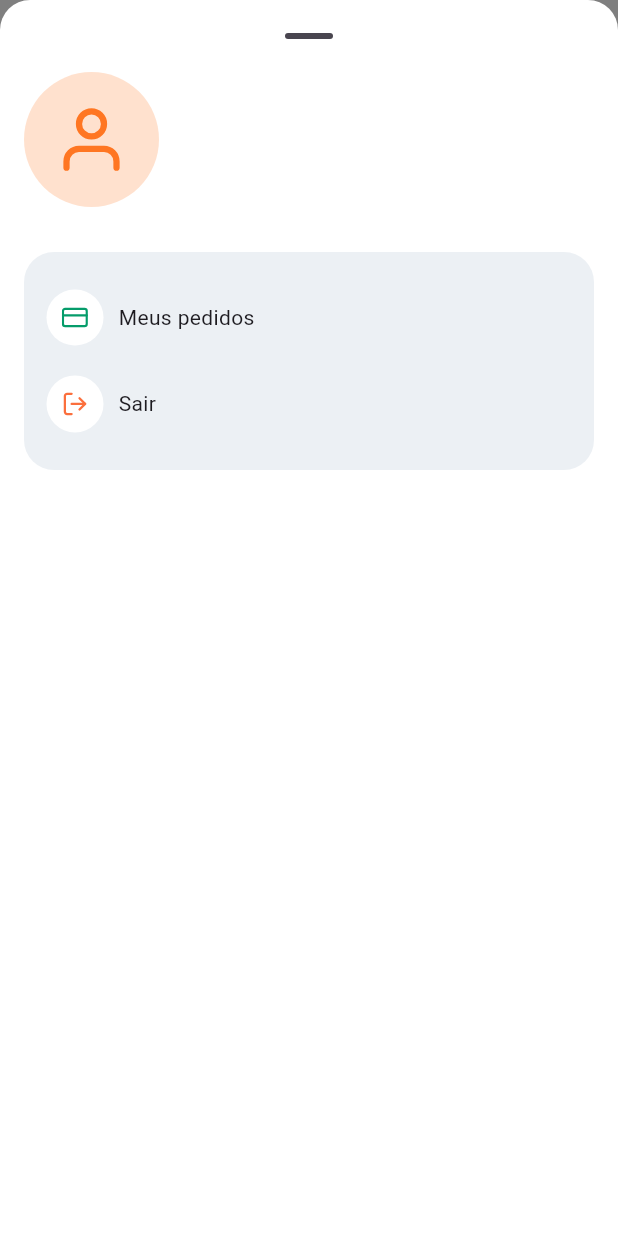
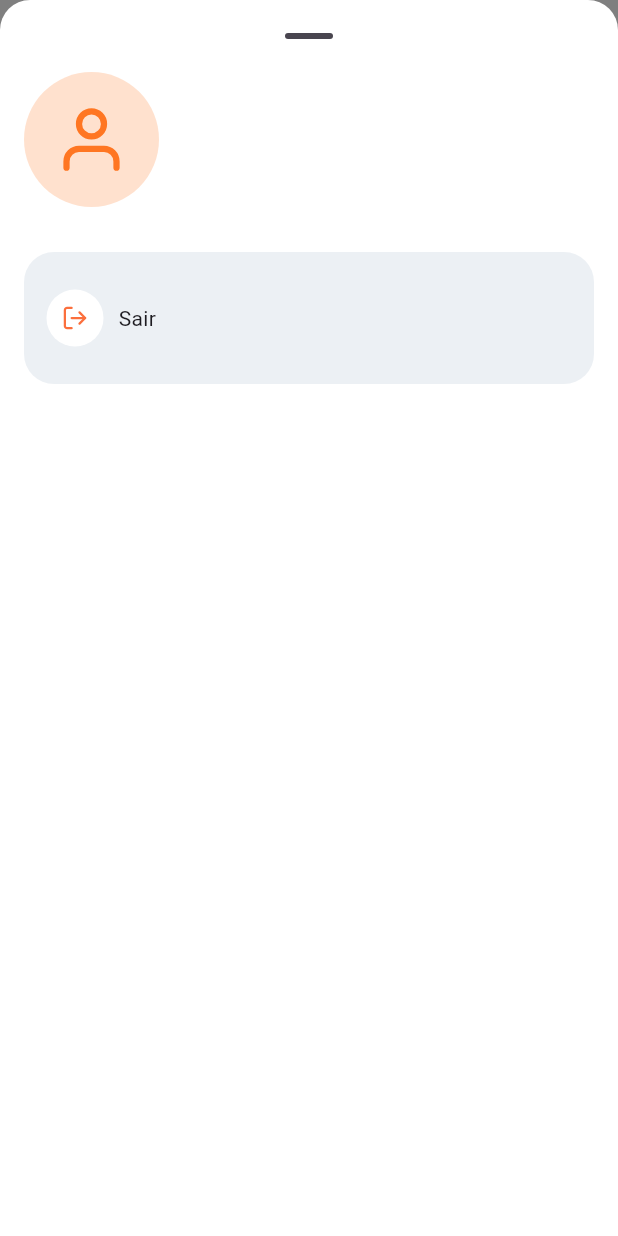
Before and after one commit to CzR21/project_mobile, a Flutter app: the HomePage screen opened by its route, after a tap on an icon or button, on a phone screen of 412 x 824 dp. Run offline on Flutter 3.47's test engine with Material 3 defaults, Android fonts, the phone set to English and light mode, and no system bars; our stand-ins replace bloc, cloud_firestore, dio, firebase_auth, firebase_core, flutter_bloc and 2 more; accounts and stored records are empty.

Commit message:
feat: finalização do pedido

```diff
--- a/lib/config/app_assets.dart
+++ b/lib/config/app_assets.dart
@@ -2,6 +2,7 @@ class AppAssets{
 
     static const String _imagesPath = "assets/images";
     static const String _iconsPath = "assets/icons";
+    static const String _gifsPath = "assets/gifs";
 
     //Images
     static const String boloImage = "$_imagesPath/doces.svg";
@@ -11,6 +12,7 @@ class AppAssets{
     static const String bebidasImage = "$_imagesPath/bebidas.svg";
     static const String pizzaImage = "$_imagesPath/pizza.svg";
     static const String sorveteImage = "$_imagesPath/sorvete.svg";
+    static const String pedidoConcluidoImage = "$_imagesPath/pedido_concluido.svg";
 
     //Icons
     static const String arrowBackIcon = "$_iconsPath/Arrow_back.svg";
@@ -56,4 +58,7 @@ class AppAssets{
     static const String successIcon = "$_iconsPath/success.svg";
     static const String warningIcon = "$_iconsPath/warning.svg";
     static const String errorIcon = "$_iconsPath/error.svg";
+
+    //GIFs
+    static const String loadingGif = "$_gifsPath/loading.gif";
 }
--- a/lib/config/app_routes.dart
+++ b/lib/config/app_routes.dart
@@ -5,6 +5,7 @@ import 'package:project_mobile/pages/home/home_page.dart';
 import 'package:project_mobile/pages/login/cadastro_page.dart';
 import 'package:project_mobile/pages/login/esqueci_senha_page.dart';
 import 'package:project_mobile/pages/login/login_page.dart';
+import 'package:project_mobile/pages/pedido/pedido_finalizado_page.dart';
 import 'package:project_mobile/pages/restaurante/restaurante_page.dart';
 
 class AppRoutes {
@@ -24,6 +25,9 @@ class AppRoutes {
   // Carrinho
   static const String carrinho = '/carrinho';
 
+  //Pedido
+  static const String pedido = "/pedido";
+
   static final Map<String, WidgetBuilder> routes = {
     login: (context) => const LoginPage(),
     cadastro: (context) => const CadastroPage(),
@@ -35,6 +39,7 @@ class AppRoutes {
       return RestaurantePage(restaurante: restauranteArg);
     },
     carrinho: (context) => const CarrinhoPage(),
+    pedido: (context) => const PedidoFinalizadoPage(),
   };
 
   static GlobalKey<NavigatorState> navigatorKey = GlobalKey<NavigatorState>();
--- a/lib/pages/carrinho/carrinho_page.dart
+++ b/lib/pages/carrinho/carrinho_page.dart
@@ -6,6 +6,7 @@ import 'package:project_mobile/config/app_assets.dart';
 import 'package:project_mobile/config/app_colors.dart';
 import 'package:project_mobile/config/app_fonts.dart';
 import 'package:project_mobile/config/app_mock.dart';
+import 'package:project_mobile/config/app_routes.dart';
 import 'package:project_mobile/data/models/carrinho_model.dart';
 import 'package:project_mobile/helpers/bottom_sheet_helper.dart';
 import 'package:project_mobile/helpers/converter_helper.dart';
@@ -160,7 +161,7 @@ class _CarrinhoPageState extends State<CarrinhoPage> {
                   height: 30,
                 ),
                 AppButtomComponent(
-                  onPressed: () {},
+                  onPressed: () => _carrinho.isEmpty ? null : Navigator.of(context).pushReplacementNamed(AppRoutes.pedido) ,
                   text: 'Finalizar pedido',
                   primaryColor: AppColors.orangeDarkColor,
                 )
--- a/lib/pages/home/widgets/drawer_component.dart
+++ b/lib/pages/home/widgets/drawer_component.dart
@@ -18,12 +18,12 @@ class DrawerWidget extends StatefulWidget {
 class _DrawerWidgetState extends State<DrawerWidget> {
 
   List<Map<String, dynamic>> opcoes = [
-    {
-      "text": "Meus pedidos",
-      "icon": AppAssets.creditCardIcon,
-      "color": AppColors.iconGreenColor,
-      "fuction": () => {},
-    },
+    // {
+    //   "text": "Meus pedidos",
+    //   "icon": AppAssets.creditCardIcon,
+    //   "color": AppColors.iconGreenColor,
+    //   "fuction": () => {},
+    // },
     {
       "text": "Sair",
       "icon": AppAssets.logoutIcon,
--- a/pubspec.yaml
+++ b/pubspec.yaml
@@ -78,9 +78,10 @@ flutter:
   # To add assets to your application, add an assets section, like this:
   assets:
     - assets/images/
-    - assets/images/restaurantes/
-    - assets/images/produto/
+    - assets/images/
+    - assets/images/
     - assets/icons/
+    - assets/gifs/
 
   # An image asset can refer to one or more resolution-specific "variants", see
   # https://flutter.dev/assets-and-images/#resolution-aware
```
Also changed, not shown: lib/pages/pedido/pedido_finalizado_page.dart (added, +102 -0 lines), assets/gifs/loading.gif (added), assets/images/pedido_concluido.svg (added).
